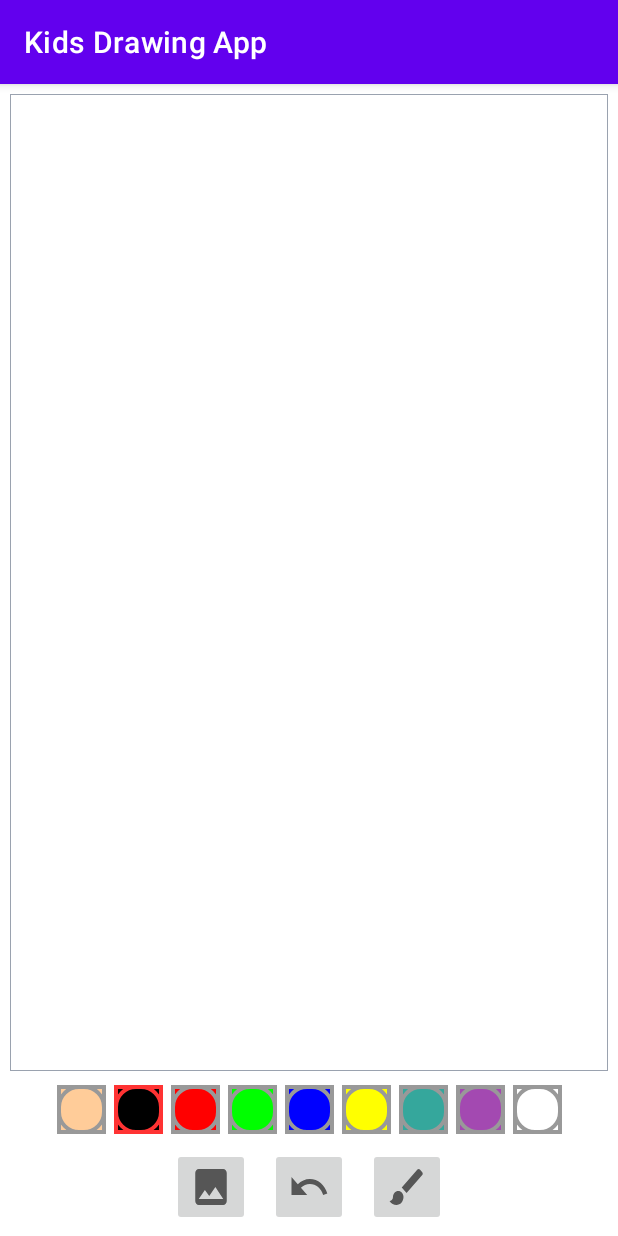
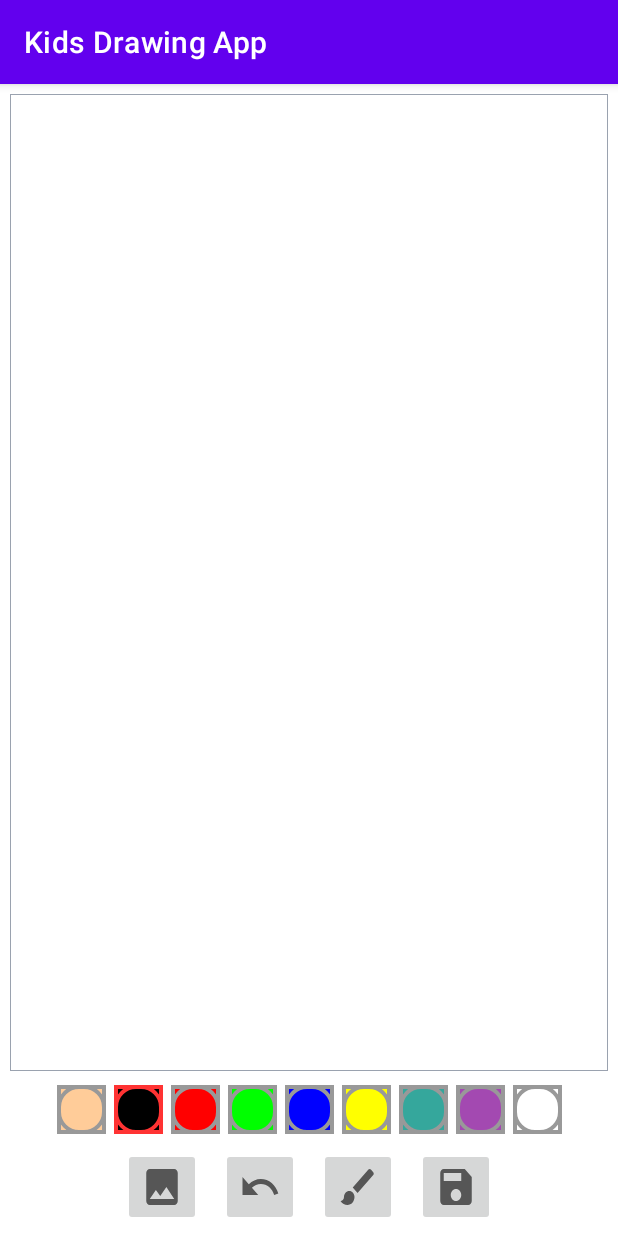
Before and after one commit to kundan-gif/DrawingApp, an Android app: the screen it shows after launch (MainActivity), on a phone screen of 412 x 824 dp. Run offline under Robolectric (Android 15) with nearby library versions, the phone set to English and light mode, and no system bars; our stand-ins replace sdp/ssp sizes.

Commit message:
Save and share the drawing

```diff
--- /dev/null
+++ b/KidsDrawingApp/app/src/main/res/drawable/ic_save.xml
@@ -0,0 +1,10 @@
+<vector xmlns:android="http://schemas.android.com/apk/res/android"
+    android:width="24dp"
+    android:height="24dp"
+    android:viewportWidth="24"
+    android:viewportHeight="24"
+    android:tint="?attr/colorControlNormal">
+  <path
+      android:fillColor="@android:color/white"
+      android:pathData="M17,3L5,3c-1.11,0 -2,0.9 -2,2v14c0,1.1 0.89,2 2,2h14c1.1,0 2,-0.9 2,-2L21,7l-4,-4zM12,19c-1.66,0 -3,-1.34 -3,-3s1.34,-3 3,-3 3,1.34 3,3 -1.34,3 -3,3zM15,9L5,9L5,5h10v4z"/>
+</vector>
--- a/KidsDrawingApp/app/src/main/res/layout/activity_main.xml
+++ b/KidsDrawingApp/app/src/main/res/layout/activity_main.xml
@@ -167,6 +167,15 @@
         android:scaleType="fitXY"
         android:src="@drawable/ic_brush"
         />
+    <ImageButton
+        android:id="@+id/ib_save"
+        android:layout_width="@dimen/_40sdp"
+        android:layout_height="@dimen/_40sdp"
+        android:layout_margin="@dimen/_5sdp"
+        android:contentDescription="brush_image"
+        android:scaleType="fitXY"
+        android:src="@drawable/ic_save"
+        />
 
 </LinearLayout>
 
--- /dev/null
+++ b/KidsDrawingApp/app/src/main/res/xml/path.xml
@@ -0,0 +1,6 @@
+<?xml version="1.0" encoding="utf-8"?>
+<paths xmlns:android="http://schemas.android.com/apk/res/android">
+<external-path
+    name="captured"
+    path="Android/data/com.example.kidsdrawingapp/files"/>
+</paths>
```
Also changed, not shown: KidsDrawingApp/app/src/main/AndroidManifest.xml (+11 -0 lines), KidsDrawingApp/app/src/main/java/com/example/kidsdrawingapp/MainActivity.kt (+136 -19 lines), KidsDrawingApp/app/src/main/res/layout/dialog_custom_progress.xml (added, +32 -0 lines).
